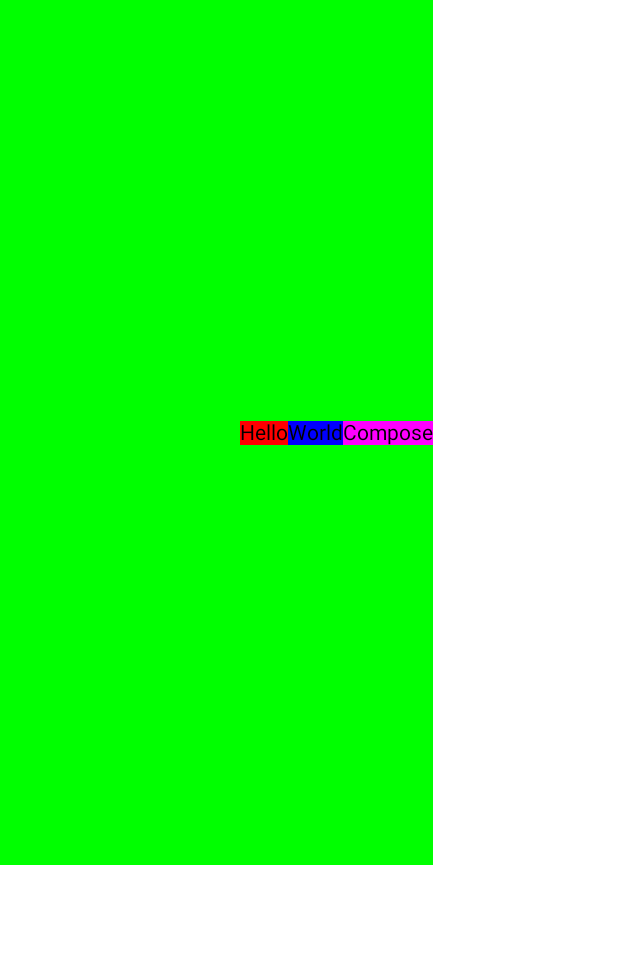
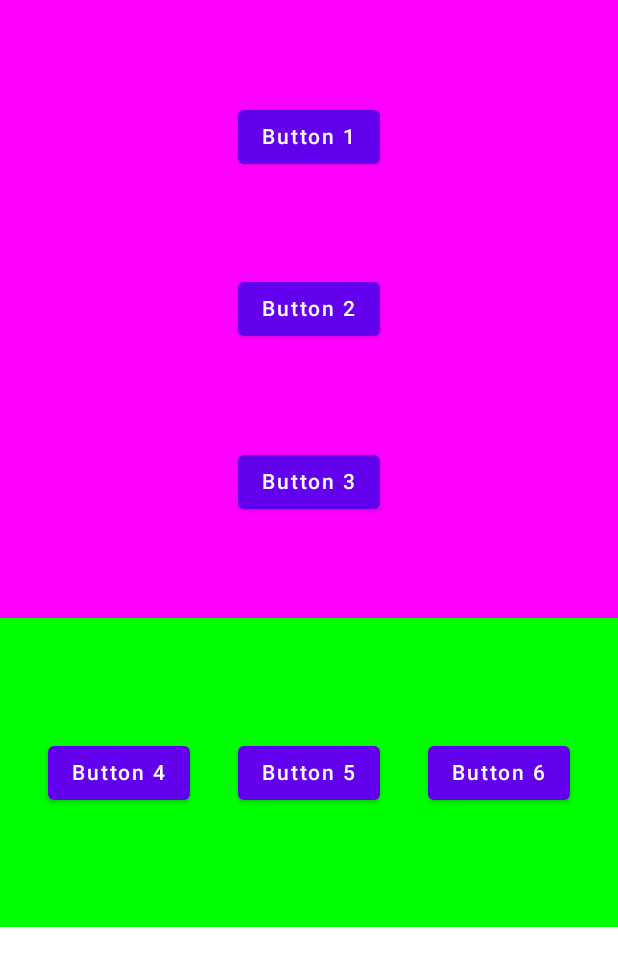
Before and after one commit to DHRUV-LIMBACHIYA/JetpackComposePractice, an Android app built with Jetpack Compose: the screen it shows after launch (MainActivity), on a phone screen of 412 x 824 dp. Shown: the top 966 px of the screen. Run offline under Robolectric (Android 15) with nearby library versions, the phone set to English and light mode, and no system bars.

Commit message:
Basics of Rows & Columns

```diff
--- a/app/src/main/java/com/example/jetpackcomposepractice/MainActivity.kt
+++ b/app/src/main/java/com/example/jetpackcomposepractice/MainActivity.kt
@@ -4,43 +4,83 @@ import android.os.Bundle
 import androidx.activity.ComponentActivity
 import androidx.activity.compose.setContent
 import androidx.compose.foundation.background
-import androidx.compose.foundation.layout.Arrangement
-import androidx.compose.foundation.layout.Row
-import androidx.compose.foundation.layout.fillMaxSize
+import androidx.compose.foundation.layout.*
+import androidx.compose.material.Button
 import androidx.compose.material.Text
 import androidx.compose.runtime.Composable
 import androidx.compose.ui.Alignment
 import androidx.compose.ui.Modifier
 import androidx.compose.ui.graphics.Color
 import androidx.compose.ui.tooling.preview.Preview
+import androidx.compose.ui.unit.dp
 
 class MainActivity : ComponentActivity() {
     override fun onCreate(savedInstanceState: Bundle?) {
         super.onCreate(savedInstanceState)
         setContent {
-            RowComposable()
+            Column(
+                verticalArrangement = Arrangement.SpaceEvenly
+            ) {
+                ColumnComposablePractice()
+                RowComposablePractice()
+            }
         }
     }
 
 }
 
 @Composable
-private fun RowComposable() {
+private fun ColumnComposablePractice() {
+    Column(
+        modifier = Modifier
+            .fillMaxWidth()
+            .fillMaxHeight(0.5f)
+            .background(Color.Magenta),
+        verticalArrangement = Arrangement.SpaceEvenly, // Main Axis
+        horizontalAlignment = Alignment.CenterHorizontally // Cross Axis
+    ) {
+        Button(onClick = { /* NO-OP */ }) {
+            Text(text = "Button 1")
+        }
+
+        Button(onClick = { /* NO-OP */ }) {
+            Text(text = "Button 2")
+        }
+
+        Button(onClick = { /* NO-OP */ }) {
+            Text(text = "Button 3")
+        }
+    }
+}
+
+
+@Composable
+private fun RowComposablePractice() {
     Row(
         modifier = Modifier
-            .fillMaxSize(0.7f)
-            .background(Color.Green),
-        horizontalArrangement = Arrangement.End,  // Main Axis
+            .fillMaxWidth()
+            .fillMaxHeight(0.5f)
+            .background(Color.Green)
+            .padding(16.dp),
+        horizontalArrangement = Arrangement.SpaceAround,  // Main Axis
         verticalAlignment = Alignment.CenterVertically // Cross Axis
     ) {
-        Text("Hello", Modifier.background(Color.Red))
-        Text("World", Modifier.background(Color.Blue))
-        Text("Compose", Modifier.background(Color.Magenta))
+        Button(onClick = { /* NO-OP */ }) {
+            Text(text = "Button 4")
+        }
+
+        Button(onClick = { /* NO-OP */ }) {
+            Text(text = "Button 5")
+        }
+
+        Button(onClick = { /* NO-OP */ }) {
+            Text(text = "Button 6")
+        }
     }
 }
 
 @Preview(showBackground = true)
 @Composable
 fun DefaultPreview() {
-    RowComposable()
+    ColumnComposablePractice()
 }
```
